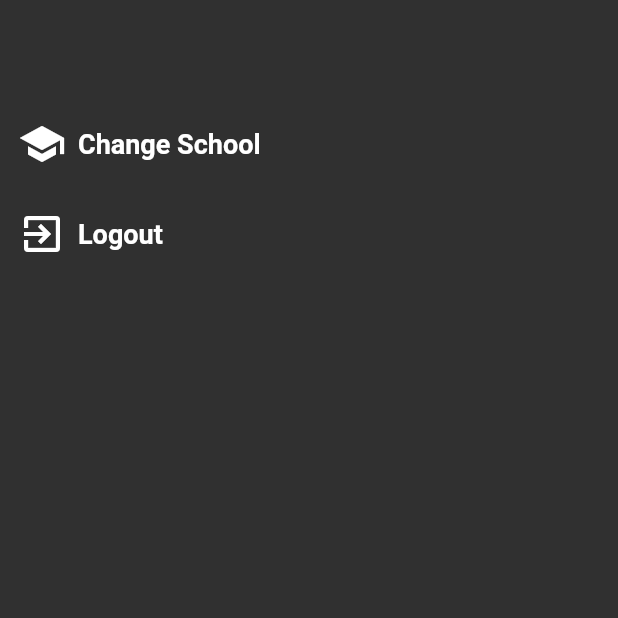
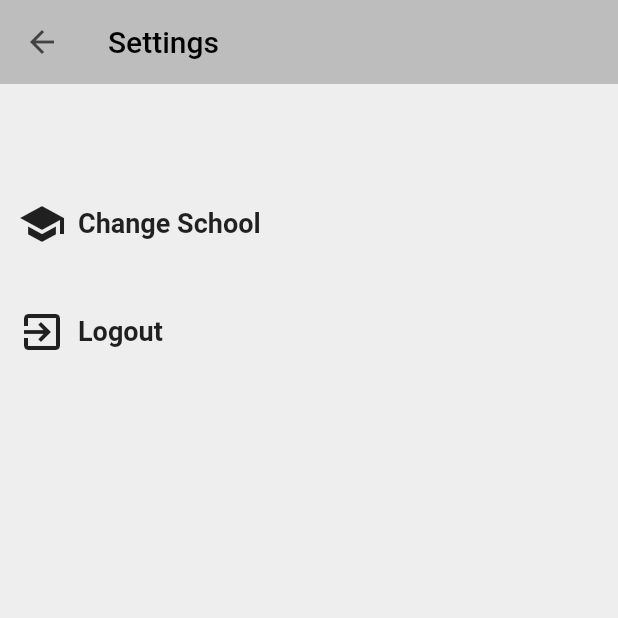
Before and after one commit to mmarianosilva/school_village, a Flutter app: the Settings screen opened directly, on a phone screen of 412 x 824 dp, the top half of it. Run offline on Flutter 3.47's test engine with Material 2 defaults, Android fonts, the phone set to English and light mode, and no system bars; our stand-ins replace cloud_firestore, firebase_analytics, firebase_auth, firebase_storage, shared_preferences; accounts and stored records are empty; network calls fail.

Commit message:
Changed theme and aligned items

```diff
--- a/lib/widgets/home/settings/settings.dart
+++ b/lib/widgets/settings/settings.dart
@@ -1,8 +1,8 @@
 import 'package:flutter/material.dart';
 import 'package:firebase_auth/firebase_auth.dart';
 import 'package:cloud_firestore/cloud_firestore.dart';
-import '../../schoollist/school_list.dart';
-import '../../../util/user_helper.dart';
+import '../schoollist/school_list.dart';
+import '../../util/user_helper.dart';
 
 class Settings extends StatefulWidget {
 
@@ -15,15 +15,20 @@ class _SettingsState extends State<Settings> {
 
   final FirebaseAuth _auth = FirebaseAuth.instance;
   String _email = '';
+  String name = '';
   DocumentReference _user;
   DocumentSnapshot _userSnapshot;
 
   getUserDetails() async {
     FirebaseUser user = await UserHelper.getUser();
+    print("User ID");
+    print(user.uid);
     _email = user.email;
     _user = Firestore.instance.document('users/${user.uid}');
     _user.get().then((user) {
       _userSnapshot = user;
+      name = "${_userSnapshot.data['firstName']} ${_userSnapshot.data['lastName']}";
+      print(name);
     });
   }
 
@@ -32,24 +37,32 @@ class _SettingsState extends State<Settings> {
 
     getUserDetails();
 
-    return new Material(
-      child: new Column(
+    return new Scaffold(
+      backgroundColor: Colors.grey.shade200,
+      appBar: new AppBar(
+        title: new Text('Settings', textAlign: TextAlign.center, style: new TextStyle(color: Colors.black)),
+        backgroundColor: Colors.grey.shade400,
+        elevation: 0.0,
+        leading: new BackButton(color: Colors.grey.shade800),
+      ),
+      body: new Column(
         children: <Widget>[
-          const SizedBox(height: 12.0),
+          const SizedBox(height: 24.0),
           new Row(
             crossAxisAlignment: CrossAxisAlignment.start,
             children: <Widget>[
-              new FlatButton(
-                child: new Text(_userSnapshot == null ? '' : "${_userSnapshot.data['firstName']} ${_userSnapshot.data['lastName']}", style: new TextStyle(
-                    fontSize: 18.0,
-                    fontWeight: FontWeight.bold
-                )),
-                onPressed: null,
+              new Container(
+                padding: EdgeInsets.all(8.0),
               ),
+              new Text(name, style: new TextStyle(
+                  fontSize: 18.0,
+                  fontWeight: FontWeight.bold,
+                  color: Colors.grey.shade800
+              )),
 
             ],
           ),
-          const SizedBox(height: 12.0),
+          const SizedBox(height: 24.0),
           new Row(
             crossAxisAlignment: CrossAxisAlignment.start,
             children: <Widget>[
@@ -65,32 +78,26 @@ class _SettingsState extends State<Settings> {
                       context,
                       new MaterialPageRoute(builder: (context) => new SchoolList()),
                     );
-//                    Navigator.of(context).pushNamedAndRemoveUntil(
-//                        '/schools', (Route<dynamic> route) => false);
                   });
                 },
               ),
 
             ],
           ),
-          const SizedBox(height: 12.0),
+          const SizedBox(height: 24.0),
           new Row(
             crossAxisAlignment: CrossAxisAlignment.start,
             children: <Widget>[
               new FlatButton.icon(
                 icon: const Icon(Icons.exit_to_app, size: 32.0),
                 label: new Text('Logout', style: new TextStyle(
-                  fontSize: 18.0,
-                  fontWeight: FontWeight.bold
+                    fontSize: 18.0,
+                    fontWeight: FontWeight.bold
                 )),
                 onPressed: () {
                   UserHelper.logout();
                   Navigator.of(context).pushNamedAndRemoveUntil(
                       '/login', (Route<dynamic> route) => false);
-//                  _auth.signOut().then((nothing){
-//                    Navigator.of(context).pushNamedAndRemoveUntil(
-//                        '/login', (Route<dynamic> route) => false);
-//                  });
                 },
               ),
 
--- a/lib/widgets/splash/splash.dart
+++ b/lib/widgets/splash/splash.dart
@@ -28,7 +28,7 @@ class Splash extends StatelessWidget {
   Widget build(BuildContext context) {
     startTimeout(context);
     return new Material(
-      color: Theme.of(context).primaryColor,
+      color: Theme.of(context).primaryColorLight,
       child: new Center(
         child: new Text("School Village",
             textDirection: TextDirection.ltr,
```
Also changed, not shown: lib/main.dart (+5 -4 lines), lib/util/pdf_handler.dart (+8 -2 lines), lib/util/user_helper.dart (+13 -0 lines), lib/widgets/home/dashboard/dashboard.dart (+16 -14 lines), lib/widgets/home/home.dart (+27 -33 lines), lib/widgets/login/login.dart (+17 -6 lines), assets/images/logo.png, 1 other file.
